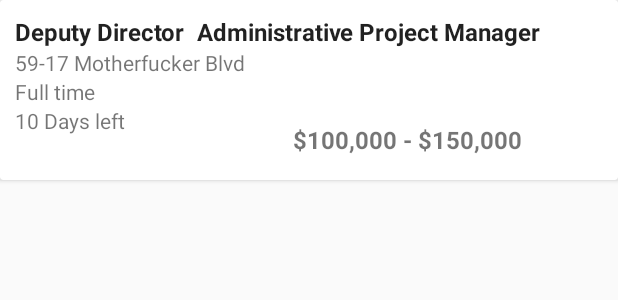
After one commit to Waynekellman/GuideMe, an Android app: the layout item_view_job.xml on its own in the app's theme, with its tools: preview values and no code run, on a phone screen of 412 x 824 dp. The commit adds this screen. Shown: the top 300 px of the screen. Run offline under Robolectric (Android 15) with nearby library versions, the phone set to English and light mode, and no system bars.

Commit message:
jobs itemview

```diff
--- a/app/src/main/java/com/nyc/guideme/fragment/FinancialAssistanceTab.java
+++ b/app/src/main/java/com/nyc/guideme/fragment/FinancialAssistanceTab.java
@@ -5,6 +5,7 @@ import android.net.Uri;
 import android.os.Bundle;
 import android.support.annotation.Nullable;
 import android.support.v4.app.Fragment;
+import android.support.v7.widget.RecyclerView;
 import android.util.Log;
 import android.view.LayoutInflater;
 import android.view.View;
@@ -20,6 +21,8 @@ import java.util.List;
  * A simple {@link Fragment} subclass.
  */
 public class FinancialAssistanceTab extends Fragment {
+
+      // private RecyclerView recyclerView ;
 
     private static final String TAG = "FinancialAssistanceTab";
     private OnFragmentInteractionListener mListener;
--- /dev/null
+++ b/app/src/main/res/layout/item_view_financial.xml
@@ -0,0 +1,9 @@
+<?xml version="1.0" encoding="utf-8"?>
+<android.support.v7.widget.CardView
+    xmlns:android="http://schemas.android.com/apk/res/android"
+    android:layout_width="match_parent"
+    android:layout_height="match_parent">
+
+
+
+</android.support.v7.widget.CardView>
--- /dev/null
+++ b/app/src/main/res/layout/item_view_job.xml
@@ -0,0 +1,112 @@
+<?xml version="1.0" encoding="utf-8"?>
+<android.support.v7.widget.CardView
+    xmlns:android="http://schemas.android.com/apk/res/android"
+    android:layout_width="match_parent"
+    android:layout_height="120dp"
+
+
+    >
+
+    <RelativeLayout
+        android:padding="10dp"
+        android:layout_width="match_parent"
+        android:layout_height="match_parent">
+
+    <LinearLayout
+        android:id="@+id/job_ll_1"
+        android:layout_width="match_parent"
+        android:layout_height="wrap_content"
+        android:orientation="horizontal"
+
+        >
+
+        <TextView
+            android:id="@+id/tv_business_title"
+            android:layout_width="wrap_content"
+            android:layout_height="wrap_content"
+            android:textAppearance="@style/TextAppearance.AppCompat.Large"
+            android:textSize="16sp"
+            android:textStyle="bold"
+            android:text="@string/deputy_director" />
+
+
+        <TextView
+            android:layout_width="wrap_content"
+            android:layout_height="wrap_content"
+            android:textAppearance="@style/TextAppearance.AppCompat.Large"
+            android:textSize="16sp"
+            android:textStyle="bold"
+            android:id="@+id/tv_civil_service_title"
+            android:text="@string/administrative_project_manager"
+            />
+
+
+    </LinearLayout>
+
+    <LinearLayout
+        android:id="@+id/job_ll_2"
+        android:layout_below="@id/job_ll_1"
+        android:layout_width="185dp"
+        android:layout_height="wrap_content"
+        android:orientation="vertical">
+
+        <TextView
+            android:layout_width="wrap_content"
+            android:layout_height="wrap_content"
+            android:text="@string/work_location"
+            android:id="@+id/location_id"
+
+            />
+
+
+        <TextView
+            android:id="@+id/full_time_part_time_indicator"
+            android:layout_width="wrap_content"
+            android:layout_height="wrap_content"
+            android:text="@string/full_part_time"
+
+            />
+
+
+
+        <TextView
+            android:id="@+id/post_until"
+            android:layout_width="wrap_content"
+            android:layout_height="wrap_content"
+            android:text="@string/days_left_to_apply"
+
+            />
+
+
+    </LinearLayout>
+
+       <LinearLayout
+           android:id="@+id/rl_ll_3"
+           android:layout_toRightOf="@id/job_ll_2"
+           android:layout_below="@id/job_ll_1"
+           android:layout_width="wrap_content"
+           android:layout_marginBottom="2dp"
+           android:orientation="vertical"
+           android:layout_height="match_parent">
+
+
+
+           <TextView
+            android:id="@+id/salary_id"
+               android:textSize="16sp"
+               android:textStyle="bold"
+            android:layout_width="wrap_content"
+            android:layout_height="wrap_content"
+            android:text="@string/salary_range"
+               android:paddingTop="50dp"
+
+            />
+
+
+       </LinearLayout>
+
+
+    </RelativeLayout>
+
+
+</android.support.v7.widget.CardView>
--- /dev/null
+++ b/app/src/main/res/layout/item_view_medical.xml
@@ -0,0 +1,9 @@
+<?xml version="1.0" encoding="utf-8"?>
+<android.support.v7.widget.CardView
+    xmlns:android="http://schemas.android.com/apk/res/android"
+    android:layout_width="match_parent"
+    android:layout_height="match_parent">
+
+
+
+</android.support.v7.widget.CardView>
--- a/app/src/main/res/values/strings.xml
+++ b/app/src/main/res/values/strings.xml
@@ -20,4 +20,10 @@
     <string name="user_name">UserName</string>
     <string name="password">PassWord</string>
     <string name="submit_login">Login</string>
+    <string name="deputy_director">Deputy Director  &#160; </string>
+    <string name="administrative_project_manager">   Administrative Project Manager</string>
+    <string name="work_location">59-17 Motherfucker Blvd </string>
+    <string name="salary_range">$100,000 - $150,000</string>
+    <string name="full_part_time">Full time</string>
+    <string name="days_left_to_apply">10 Days left</string>
 </resources>
```
